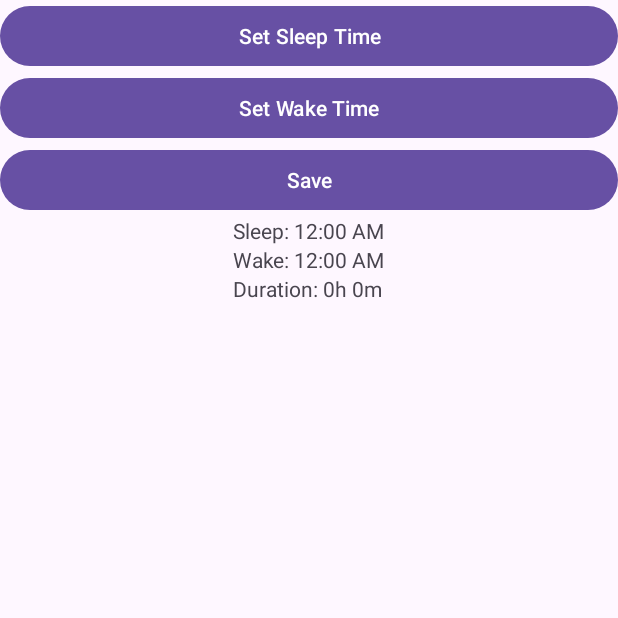
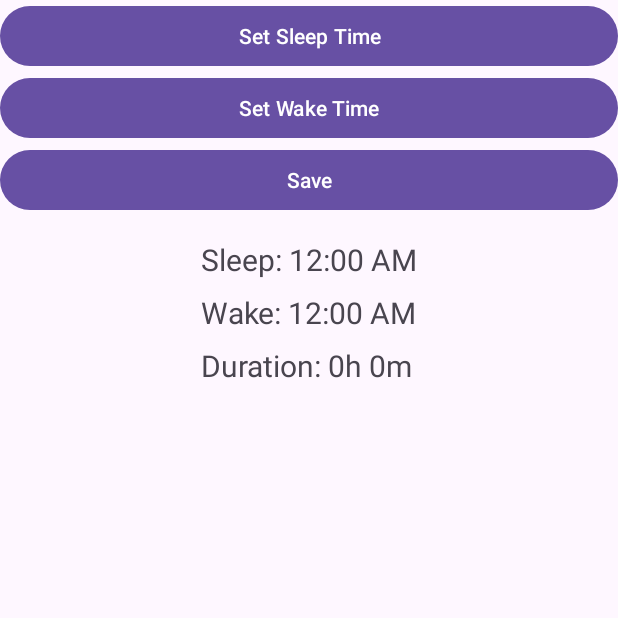
Before and after one commit to raidenabe/COMP-2160-App-Project, an Android app: the fragment SleepTrackerFragment shown on its own in the app's theme, after a tap on "Save", on a phone screen of 412 x 824 dp, the top half of it. Run offline under Robolectric (Android 15) with nearby library versions, the phone set to English and light mode, and no system bars.

Commit message:
UI changes

```diff
--- a/StudentSpecificProductivityApp/app/src/main/java/com/example/studentspecificproductivityapp/User.java
+++ b/StudentSpecificProductivityApp/app/src/main/java/com/example/studentspecificproductivityapp/User.java
@@ -3,7 +3,7 @@ package com.example.studentspecificproductivityapp;
 public class User {
     String email, password;
 
-    public User(String password, String email) {
+    public User(String email, String password) {
         this.password = password;
         this.email = email;
     }
--- a/StudentSpecificProductivityApp/app/src/main/res/layout/fragment_sleep_tracker.xml
+++ b/StudentSpecificProductivityApp/app/src/main/res/layout/fragment_sleep_tracker.xml
@@ -3,7 +3,8 @@
     xmlns:tools="http://schemas.android.com/tools"
     android:layout_width="match_parent"
     android:layout_height="match_parent"
-    tools:context=".SleepTrackerFragment">
+    tools:context=".SleepTrackerFragment"
+    android:layout_marginBottom="15sp">
 
     <LinearLayout
         android:layout_width="match_parent"
--- a/StudentSpecificProductivityApp/app/src/main/res/layout/fragment_tasks.xml
+++ b/StudentSpecificProductivityApp/app/src/main/res/layout/fragment_tasks.xml
@@ -7,8 +7,7 @@
     <LinearLayout
         android:layout_width="match_parent"
         android:layout_height="wrap_content"
-        android:orientation="vertical"
-        android:gravity="center">
+        android:orientation="vertical">
     <LinearLayout
         android:layout_width="match_parent"
         android:layout_height="wrap_content"
--- a/StudentSpecificProductivityApp/app/src/main/res/layout/item_sleep_record.xml
+++ b/StudentSpecificProductivityApp/app/src/main/res/layout/item_sleep_record.xml
@@ -1,30 +1,36 @@
 <?xml version="1.0" encoding="utf-8"?>
 <LinearLayout xmlns:android="http://schemas.android.com/apk/res/android"
-    xmlns:app="http://schemas.android.com/apk/res-auto"
         xmlns:tools="http://schemas.android.com/tools"
         android:id="@+id/sleepRecord"
         android:layout_width="match_parent"
         android:layout_height="wrap_content"
         android:orientation="vertical"
         android:gravity="center"
+        android:layout_marginBottom="10sp"
+        android:padding="15dp"
         tools:context=".CreateAccountActivity">
-
 
         <TextView
             android:id="@+id/sleepTime"
             android:layout_width="match_parent"
             android:layout_height="wrap_content"
-        android:text="Sleep Time: " />
+            android:text="Sleep Time: "
+            android:layout_marginBottom="8sp"
+            android:textSize="20sp"/>
 
         <TextView
             android:id="@+id/wakeTime"
             android:layout_width="match_parent"
             android:layout_height="wrap_content"
-        android:text="Wake Time: " />
+            android:text="Wake Time: "
+            android:layout_marginBottom="8sp"
+            android:textSize="20sp"/>
 
         <TextView
             android:id="@+id/durationTime"
             android:layout_width="match_parent"
             android:layout_height="wrap_content"
-        android:text="Duration: " />
+            android:text="Duration: "
+            android:textSize="20sp"/>
+
 </LinearLayout>
```
Also changed, not shown: StudentSpecificProductivityApp/app/src/main/res/layout/item_task.xml (+9 -7 lines). Lines whose indentation alone changed are shown as unchanged.
